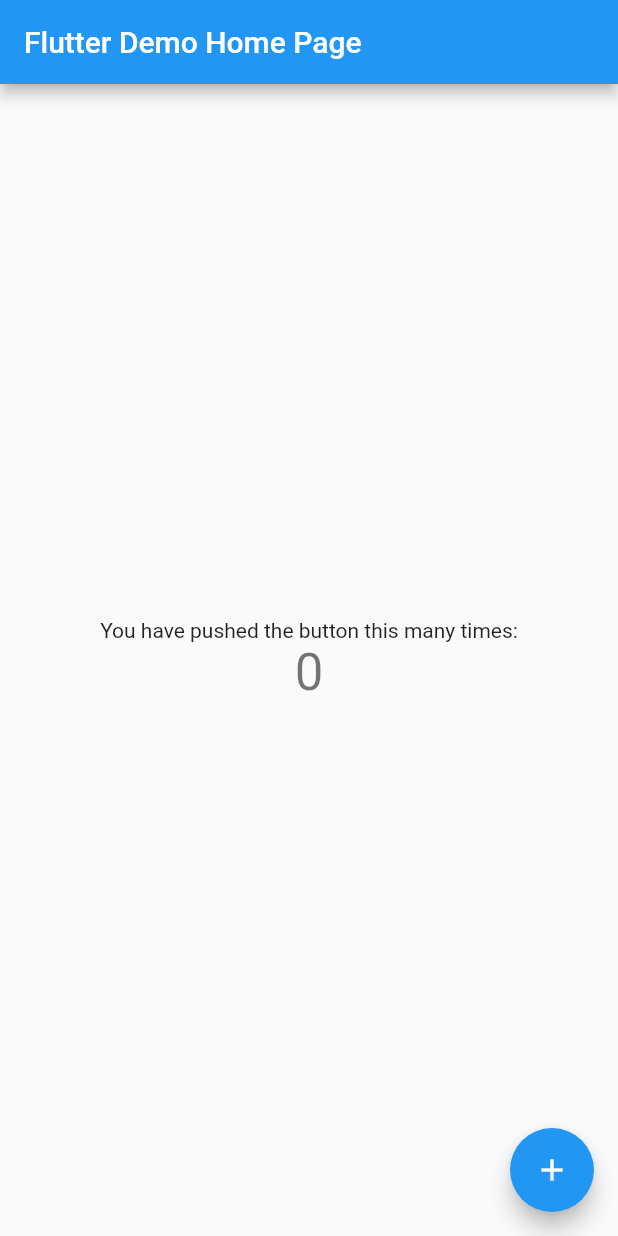
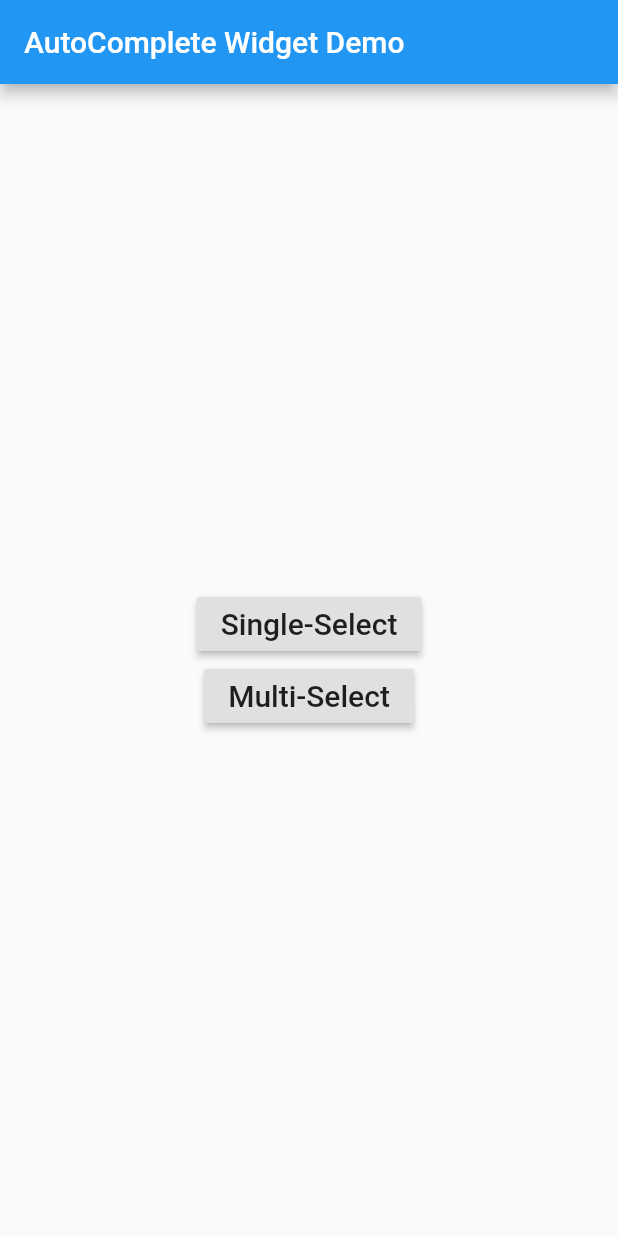
Before and after one commit to csaaved1/autocomplete-multi-widget, a Flutter app: the screen it shows after launch, on a phone screen of 412 x 824 dp. Run offline on Flutter 3.47's test engine with Material 2 defaults, Android fonts, the phone set to English and light mode, and no system bars.

Commit message:
commit
commit

```diff
--- a/AutoCompleteWidget/lib/main.dart
+++ b/AutoCompleteWidget/lib/main.dart
@@ -1,4 +1,7 @@
 import 'package:flutter/material.dart';
+import 'package:flutter/scheduler.dart';
+
+import 'auto-complete-widget.dart';
 
 void main() {
   runApp(MyApp());
@@ -9,24 +12,12 @@ class MyApp extends StatelessWidget {
   @override
   Widget build(BuildContext context) {
     return MaterialApp(
-      title: 'Flutter Demo',
+      title: 'AutoComplete Widget Demo',
       theme: ThemeData(
-        // This is the theme of your application.
-        //
-        // Try running your application with "flutter run". You'll see the
-        // application has a blue toolbar. Then, without quitting the app, try
-        // changing the primarySwatch below to Colors.green and then invoke
-        // "hot reload" (press "r" in the console where you ran "flutter run",
-        // or simply save your changes to "hot reload" in a Flutter IDE).
-        // Notice that the counter didn't reset back to zero; the application
-        // is not restarted.
         primarySwatch: Colors.blue,
-        // This makes the visual density adapt to the platform that you run
-        // the app on. For desktop platforms, the controls will be smaller and
-        // closer together (more dense) than on mobile platforms.
         visualDensity: VisualDensity.adaptivePlatformDensity,
       ),
-      home: MyHomePage(title: 'Flutter Demo Home Page'),
+      home: MyHomePage(title: 'AutoComplete Widget Demo'),
     );
   }
 }
@@ -34,14 +25,6 @@ class MyApp extends StatelessWidget {
 class MyHomePage extends StatefulWidget {
   MyHomePage({Key key, this.title}) : super(key: key);
 
-  // This widget is the home page of your application. It is stateful, meaning
-  // that it has a State object (defined below) that contains fields that affect
-  // how it looks.
-
-  // This class is the configuration for the state. It holds the values (in this
-  // case the title) provided by the parent (in this case the App widget) and
-  // used by the build method of the State. Fields in a Widget subclass are
-  // always marked "final".
 
   final String title;
 
@@ -50,68 +33,75 @@ class MyHomePage extends StatefulWidget {
 }
 
 class _MyHomePageState extends State<MyHomePage> {
-  int _counter = 0;
+  final List<Person> bufferList = new List<Person>();
 
-  void _incrementCounter() {
-    setState(() {
-      // This call to setState tells the Flutter framework that something has
-      // changed in this State, which causes it to rerun the build method below
-      // so that the display can reflect the updated values. If we changed
-      // _counter without calling setState(), then the build method would not be
-      // called again, and so nothing would appear to happen.
-      _counter++;
-    });
+
+  @override
+  void initState() {
+    super.initState();
+
+
   }
 
   @override
   Widget build(BuildContext context) {
-    // This method is rerun every time setState is called, for instance as done
-    // by the _incrementCounter method above.
-    //
-    // The Flutter framework has been optimized to make rerunning build methods
-    // fast, so that you can just rebuild anything that needs updating rather
-    // than having to individually change instances of widgets.
+    bufferList.add(Person('Carlo', 23, true));
+    bufferList.add(Person('Joe', 25, false));
+    bufferList.add(Person('Sarah', 22, true));
+    bufferList.add(Person('Bob', 29, true));
+    bufferList.add(Person('Kate', 21, true));
+    bufferList.add(Person('Tom', 54, false));
+
     return Scaffold(
       appBar: AppBar(
-        // Here we take the value from the MyHomePage object that was created by
-        // the App.build method, and use it to set our appbar title.
         title: Text(widget.title),
       ),
       body: Center(
-        // Center is a layout widget. It takes a single child and positions it
-        // in the middle of the parent.
         child: Column(
-          // Column is also a layout widget. It takes a list of children and
-          // arranges them vertically. By default, it sizes itself to fit its
-          // children horizontally, and tries to be as tall as its parent.
-          //
-          // Invoke "debug painting" (press "p" in the console, choose the
-          // "Toggle Debug Paint" action from the Flutter Inspector in Android
-          // Studio, or the "Toggle Debug Paint" command in Visual Studio Code)
-          // to see the wireframe for each widget.
-          //
-          // Column has various properties to control how it sizes itself and
-          // how it positions its children. Here we use mainAxisAlignment to
-          // center the children vertically; the main axis here is the vertical
-          // axis because Columns are vertical (the cross axis would be
-          // horizontal).
           mainAxisAlignment: MainAxisAlignment.center,
           children: <Widget>[
-            Text(
-              'You have pushed the button this many times:',
+            RaisedButton(
+              onPressed: () => _awaitReturnValueFromAutoCompleteScreen(context, bufferList, false),
+                child: Text('Single-Select', style: TextStyle(fontSize: 20)),
             ),
-            Text(
-              '$_counter',
-              style: Theme.of(context).textTheme.headline4,
+            RaisedButton(
+              onPressed: () => _awaitReturnValueFromAutoCompleteScreen(context, bufferList, true),
+              child: Text('Multi-Select', style: TextStyle(fontSize: 20)),
             ),
+
           ],
         ),
       ),
-      floatingActionButton: FloatingActionButton(
-        onPressed: _incrementCounter,
-        tooltip: 'Increment',
-        child: Icon(Icons.add),
-      ), // This trailing comma makes auto-formatting nicer for build methods.
     );
   }
+
+
+   _awaitReturnValueFromAutoCompleteScreen(BuildContext context, List<Person> myList, bool isMulti) async {
+
+    final  result = await  Navigator.push(
+      context,
+
+      MaterialPageRoute(builder: (context) =>
+          AutoCompleteWidget(
+              myList,
+              'name',
+              isMulti == true ? true : false,
+          ),
+      ),
+    );
+
+    print('RESULT(S) RECIEVED');
+    print(result);
+    // after the SecondScreen result comes back update the Text widget with it
+  }
 }
+
+
+
+class Person {
+  final String name;
+  final  int age;
+  final bool employed;
+
+  const Person(this.name, this.age, this.employed);
+}
```
Also changed, not shown: AutoCompleteWidget/assets/images/ezgif.com-video-to-gif (1).gif (added), AutoCompleteWidget/assets/images/ezgif.com-video-to-gif.gif (added), 1 other file.
